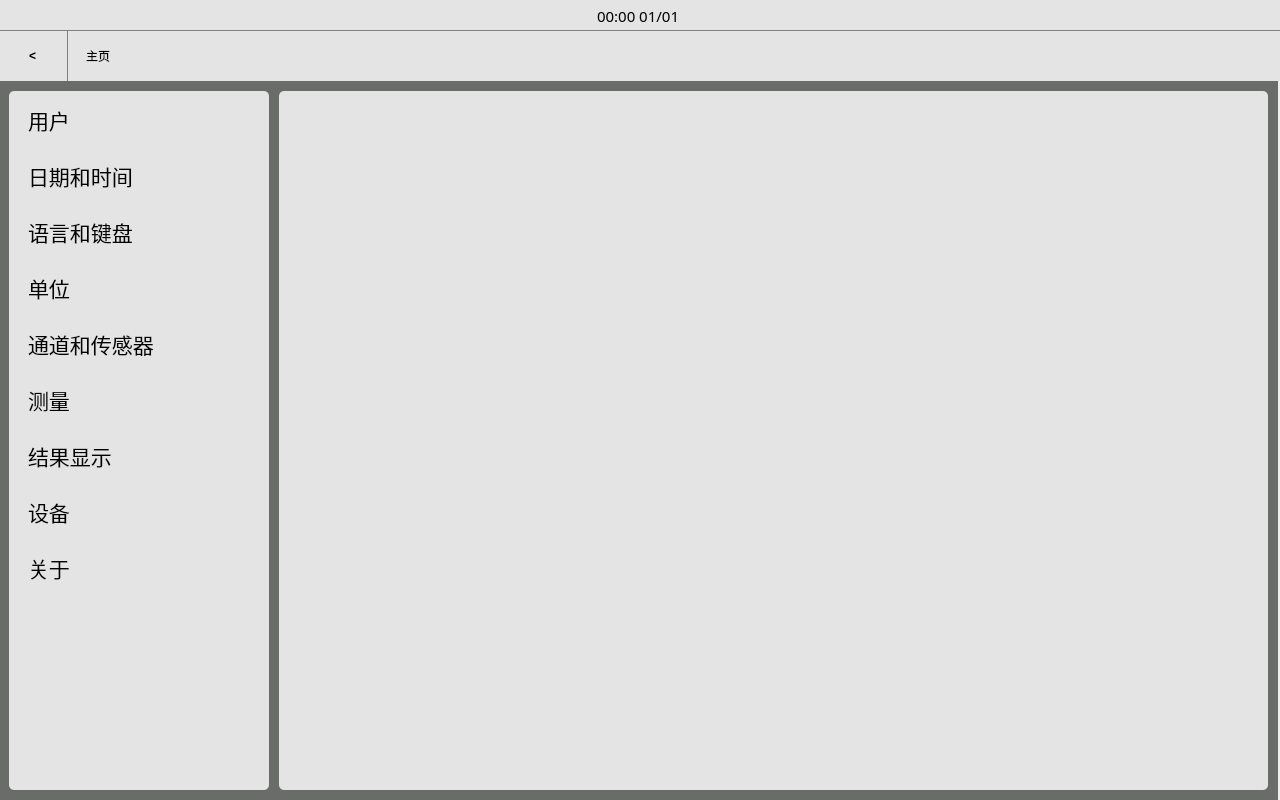
Before: the Qt Designer form src/jp_settingscreen/jp_settingscreen.ui in Jsvi53/qt_custom_widget, drawn with Qt 5.
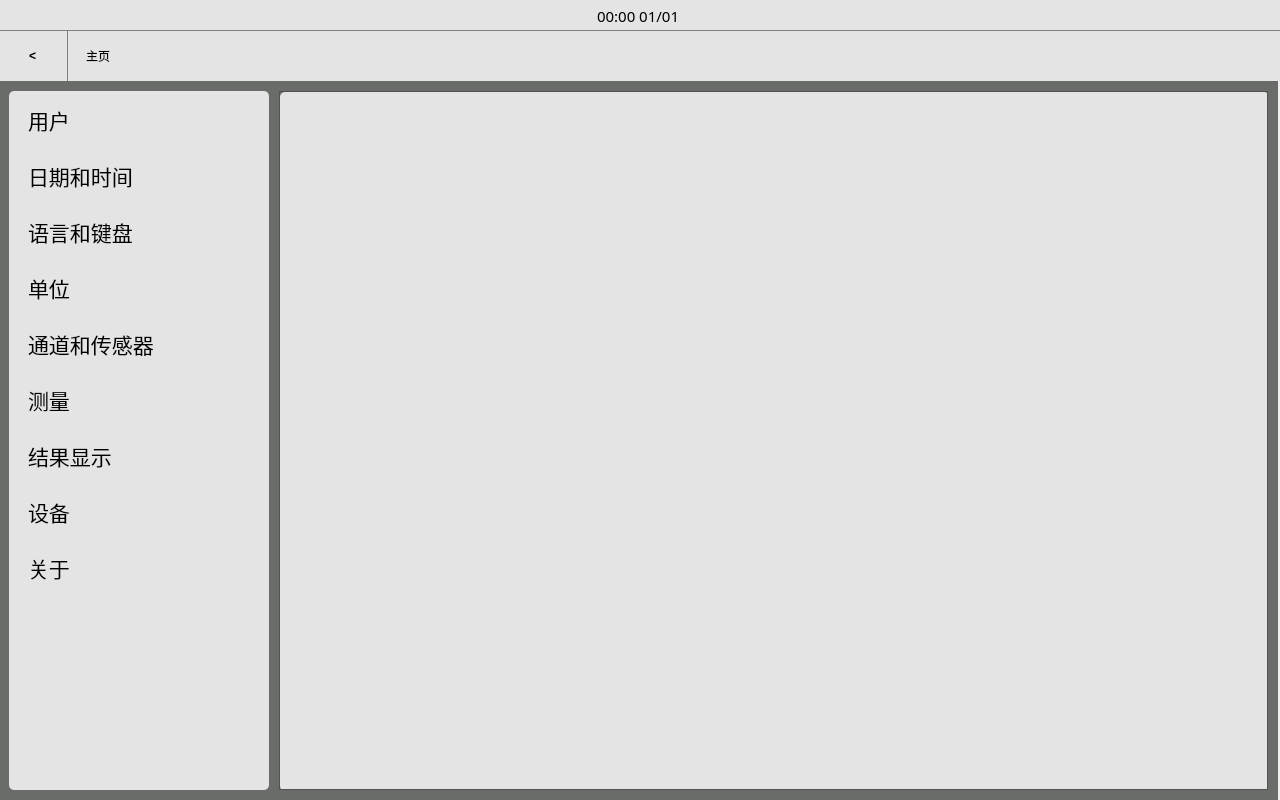
After: the same form once the commit is applied. Icons and pictures are not drawn.

Patch:
```diff
--- a/src/jp_settingscreen/jp_settingscreen.ui
+++ b/src/jp_settingscreen/jp_settingscreen.ui
@@ -805,7 +805,7 @@
         </layout>
        </widget>
       </widget>
-      <widget class="QWidget" name="setting_taskbar_2" native="true">
+      <widget class="QScrollArea" name="scrollArea">
        <property name="geometry">
         <rect>
          <x>280</x>
@@ -814,12 +814,52 @@
          <height>699</height>
         </rect>
        </property>
-       <property name="styleSheet">
-        <string notr="true">QWidget {
+       <property name="minimumSize">
+        <size>
+         <width>989</width>
+         <height>699</height>
+        </size>
+       </property>
+       <property name="maximumSize">
+        <size>
+         <width>989</width>
+         <height>699</height>
+        </size>
+       </property>
+       <property name="widgetResizable">
+        <bool>true</bool>
+       </property>
+       <widget class="QWidget" name="scrollAreaWidgetContents">
+        <property name="geometry">
+         <rect>
+          <x>0</x>
+          <y>0</y>
+          <width>987</width>
+          <height>697</height>
+         </rect>
+        </property>
+        <property name="styleSheet">
+         <string notr="true">QScrollArea {
+	border: none;
+}</string>
+        </property>
+        <widget class="QWidget" name="widget_2" native="true">
+         <property name="geometry">
+          <rect>
+           <x>0</x>
+           <y>0</y>
+           <width>989</width>
+           <height>699</height>
+          </rect>
+         </property>
+         <property name="styleSheet">
+          <string notr="true">QWidget {
 	background-color: rgb(228, 228, 228);
 	border-radius: 5px;
 }</string>
-       </property>
+         </property>
+        </widget>
+       </widget>
       </widget>
      </widget>
     </item>
```
